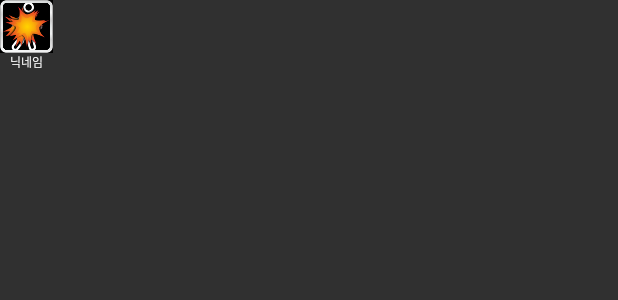
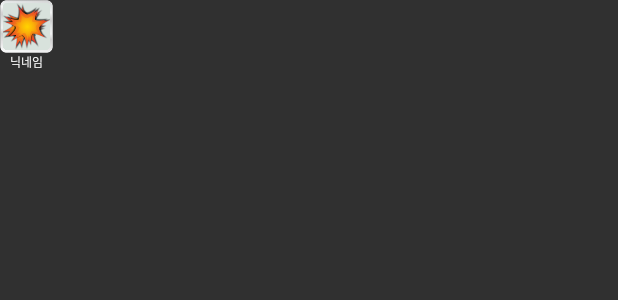
Before and after one commit to panseok/OlaChat, an Android app: the layout item_game_boom_spin_player.xml on its own in the app's theme, with its tools: preview values and no code run, on a phone screen of 412 x 824 dp. Shown: the top 300 px of the screen. Run offline under Robolectric (Android 15) with nearby library versions, the phone set to English and light mode, and no system bars.

Commit message:
폭탄돌리기 플레이어 순서 목록 프로필 이미지 수정

```diff
--- a/app/src/main/res/layout/item_game_boom_spin_player.xml
+++ b/app/src/main/res/layout/item_game_boom_spin_player.xml
@@ -5,7 +5,7 @@
     android:orientation="vertical">
     <FrameLayout
         android:id="@+id/player_me_img"
-        android:background="@drawable/game_boom_spin_user"
+        android:background="@drawable/profile_2_image"
         android:layout_width="35dp"
         android:layout_height="35dp">
         <ImageView
```
Also changed, not shown: app/src/main/java/com/olacompany/olachat/game/boomspin/PlayerOrderListAdapter.java (+3 -5 lines).
